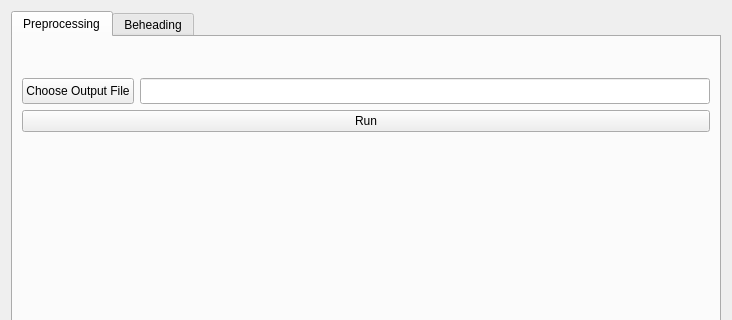
Old version of the form mainformdsb.ui in the repository AlexanderJCS/dsb-plugin; both pictures show x 0 to 732 and y 0 to 320 of the 732 by 741 pixel window.
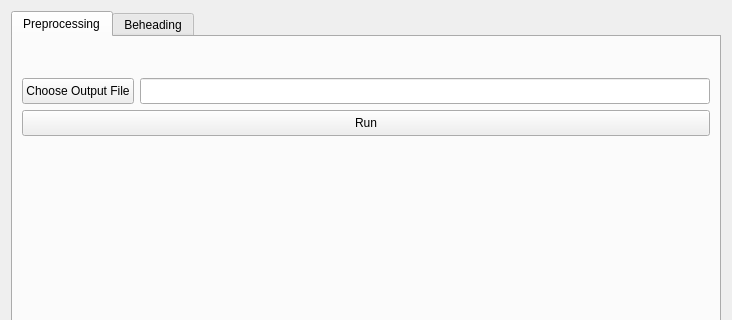
New version of the form. Custom widgets are drawn as their Qt base class.

What changed in the file:
```diff
--- a/mainformdsb.ui
+++ b/mainformdsb.ui
@@ -93,6 +93,12 @@
        </item>
        <item>
         <widget class="QPushButton" name="btn_preprocessing_run">
+         <property name="minimumSize">
+          <size>
+           <width>0</width>
+           <height>26</height>
+          </size>
+         </property>
          <property name="text">
           <string>Run</string>
          </property>
```
Left out of the diff: 27 changed lines with no effect on the pictures.
